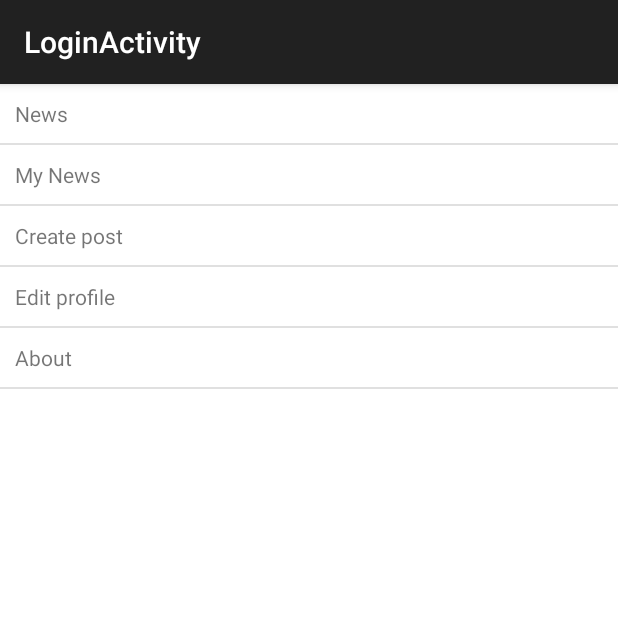
After one commit to PIOsvit/OsvitBlogSpot, an Android app: the fragment SideMenuFragment placed in its activity, on a phone screen of 412 x 824 dp, the top half of it. The commit adds this screen. Run offline under Robolectric (Android 15) with nearby library versions, the phone set to English and light mode, and no system bars.

Commit message:
Predavanje 7.3.2015

```diff
--- a/app/src/main/java/biz/osvit/android/osvitblogspot/login/fragment/LoginMainFragment.java
+++ b/app/src/main/java/biz/osvit/android/osvitblogspot/login/fragment/LoginMainFragment.java
@@ -1,5 +1,6 @@
 package biz.osvit.android.osvitblogspot.login.fragment;
 
+        import android.content.Intent;
         import android.os.Bundle;
         import android.support.annotation.NonNull;
         import android.support.annotation.Nullable;
@@ -11,6 +12,7 @@ import android.widget.TextView;
 
         import biz.osvit.android.osvitblogspot.R;
         import biz.osvit.android.osvitblogspot.base.BaseFragment;
+        import biz.osvit.android.osvitblogspot.main.activity.MainActivity;
 
 /**
  * Created by Boris on 21.2.2015..
@@ -53,6 +55,9 @@ public class LoginMainFragment extends BaseFragment implements View.OnClickListe
             replaceFragment(R.id.fragment_container, new LoginFragment(), true);
         } else if (v == mRegisterBtn) {
             //todo handle registration
+        } else if (v == mGhostmodeTextView) {
+            startActivity(new Intent(getActivity(), MainActivity.class));
+            getActivity().finish();
         }
     }
 }
--- /dev/null
+++ b/app/src/main/java/biz/osvit/android/osvitblogspot/main/adapter/SideMenuAdapter.java
@@ -0,0 +1,85 @@
+package biz.osvit.android.osvitblogspot.main.adapter;
+
+import android.content.Context;
+import android.support.annotation.NonNull;
+import android.view.LayoutInflater;
+import android.view.View;
+import android.view.ViewGroup;
+import android.widget.BaseAdapter;
+import android.widget.TextView;
+
+import biz.osvit.android.osvitblogspot.R;
+
+/**
+ * Created by spenko
+ */
+public class SideMenuAdapter extends BaseAdapter {
+
+    private final Context mContext;
+    private final Categories[] mCategories = Categories.values();
+
+    public SideMenuAdapter(@NonNull Context context) {
+        mContext = context;
+    }
+
+    @Override
+    public int getCount() {
+        return mCategories.length;
+    }
+
+    @Override
+    public Categories getItem(int position) {
+        return mCategories[position];
+    }
+
+    @Override
+    public long getItemId(int position) {
+        return 0;
+    }
+
+    @Override
+    public boolean hasStableIds() {
+        return false;
+    }
+
+    @Override
+    public View getView(int position, View convertView, ViewGroup parent) {
+        ViewHolder holder;
+
+        if (convertView == null) {
+            convertView = LayoutInflater.from(mContext).inflate(R.layout.list_item_side_menu, parent, false);
+            holder = new ViewHolder();
+            holder.mTitleTextView = (TextView) convertView.findViewById(R.id.content_title);
+            convertView.setTag(holder);
+        } else {
+            holder = (ViewHolder) convertView.getTag();
+        }
+
+        Categories item = getItem(position);
+        holder.mTitleTextView.setText(item.getStringId());
+        return convertView;
+    }
+
+    private static class ViewHolder {
+        private TextView mTitleTextView;
+    }
+
+
+    public enum Categories {
+        NEWS(R.string.news),
+        MY_NEWS(R.string.my_news),
+        CREATE_POST(R.string.create_post),
+        EDIT_PROFILE(R.string.edit_profile),
+        ABOUT(R.string.about);
+
+        int stringId;
+
+        Categories(int stringId) {
+            this.stringId = stringId;
+        }
+
+        public int getStringId() {
+            return this.stringId;
+        }
+    }
+}
--- /dev/null
+++ b/app/src/main/java/biz/osvit/android/osvitblogspot/main/fragment/SideMenuFragment.java
@@ -0,0 +1,45 @@
+package biz.osvit.android.osvitblogspot.main.fragment;
+
+import android.os.Bundle;
+import android.support.annotation.NonNull;
+import android.support.annotation.Nullable;
+import android.view.LayoutInflater;
+import android.view.View;
+import android.view.ViewGroup;
+import android.widget.ListView;
+
+import biz.osvit.android.osvitblogspot.R;
+import biz.osvit.android.osvitblogspot.base.BaseFragment;
+import biz.osvit.android.osvitblogspot.main.adapter.SideMenuAdapter;
+
+/**
+ * Created by spenko
+ */
+public class SideMenuFragment extends BaseFragment {
+
+    //Ui widgets
+    private ListView mSideMenuListView;
+    private SideMenuAdapter mSideMenuAdapter;
+
+    @Override
+    public View onCreateView(LayoutInflater inflater, @Nullable ViewGroup container, @Nullable Bundle savedInstanceState) {
+        return inflater.inflate(R.layout.fragment_side_menu, container, false);
+    }
+
+    @Override
+    public void onViewCreated(View view, @Nullable Bundle savedInstanceState) {
+        super.onViewCreated(view, savedInstanceState);
+        prepareUI(view);
+    }
+
+    @Override
+    protected void prepareUI(@NonNull View layoutView) {
+        mSideMenuListView = (ListView) layoutView.findViewById(R.id.adapter_view);
+        mSideMenuAdapter = new SideMenuAdapter(getActivity());
+        mSideMenuListView.setAdapter(mSideMenuAdapter);
+    }
+
+    @Override
+    protected void prepareData() {
+    }
+}
--- /dev/null
+++ b/app/src/main/res/layout/fragment_side_menu.xml
@@ -0,0 +1,6 @@
+<?xml version="1.0" encoding="utf-8"?>
+<ListView xmlns:android="http://schemas.android.com/apk/res/android"
+    android:id="@id/adapter_view"
+    android:background="@color/white"
+    android:layout_width="match_parent"
+    android:layout_height="match_parent" />
--- /dev/null
+++ b/app/src/main/res/layout/list_item_side_menu.xml
@@ -0,0 +1,14 @@
+<?xml version="1.0" encoding="utf-8"?>
+<LinearLayout xmlns:android="http://schemas.android.com/apk/res/android"
+    android:orientation="vertical"
+    android:layout_width="match_parent"
+    android:gravity="center|left"
+    android:layout_height="match_parent">
+
+    <TextView
+        android:id="@id/content_title"
+        android:padding="10dp"
+        android:layout_width="match_parent"
+        android:layout_height="wrap_content" />
+
+</LinearLayout>
--- a/app/src/main/res/values/app_ids.xml
+++ b/app/src/main/res/values/app_ids.xml
@@ -18,5 +18,7 @@
     <item name="toolbar" type="id" />
     <item name="drawer_container" type="id" />
     <item name="side_menu_container" type="id" />
+    <item name="adapter_view" type="id" />
+    <item name="content_title" type="id" />
 
 </resources>
--- a/app/src/main/res/values/colors.xml
+++ b/app/src/main/res/values/colors.xml
@@ -1,5 +1,6 @@
 <resources>
 
     <color name="black_overlay">#66000000</color>
+    <color name="white">#FFF</color>
 
 </resources>
--- a/app/src/main/res/values/strings.xml
+++ b/app/src/main/res/values/strings.xml
@@ -20,4 +20,9 @@
     <string name="female">Female</string>
     <string name="terms_and_conditions">Terms and conditions</string>
     <string name="password_different">Passwords dont match</string>
+    <string name="news">News</string>
+    <string name="my_news">My News</string>
+    <string name="create_post">Create post</string>
+    <string name="edit_profile">Edit profile</string>
+    <string name="about">About</string>
 </resources>
--- a/app/src/main/res/values/styles.xml
+++ b/app/src/main/res/values/styles.xml
@@ -5,9 +5,10 @@
         <!-- Customize your theme here. -->
     </style>
 
-    <style name="FullscreenTheme" parent="android:Theme.NoTitleBar">
+    <style name="FullscreenTheme" parent="Theme.AppCompat.Light.NoActionBar">
         <item name="android:windowContentOverlay">@null</item>
         <item name="android:windowBackground">@null</item>
+        <item name="android:windowActionBar">false</item>
         <item name="metaButtonBarStyle">@style/ButtonBar</item>
         <item name="metaButtonBarButtonStyle">@style/ButtonBarButton</item>
     </style>
```
Also changed, not shown: app/src/main/AndroidManifest.xml (+8 -5 lines), app/src/main/java/biz/osvit/android/osvitblogspot/main/activity/MainActivity.java (added, +45 -0 lines), app/src/main/res/layout/activity_main.xml (+6 -4 lines). Lines whose indentation alone changed are shown as unchanged.
